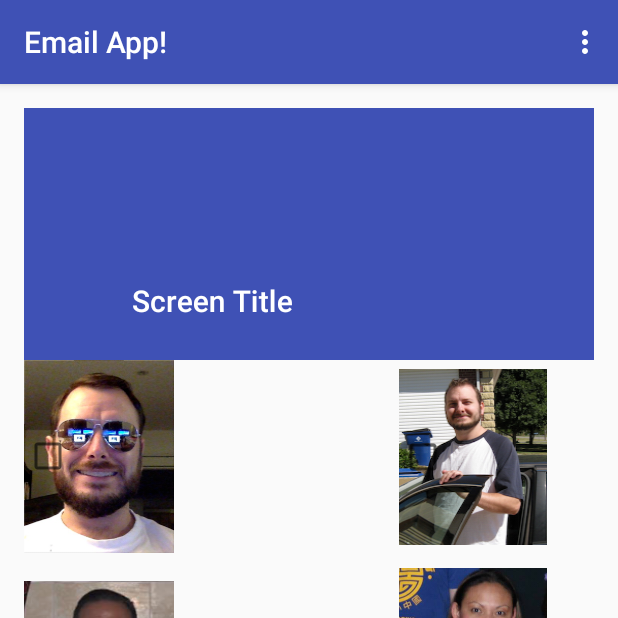
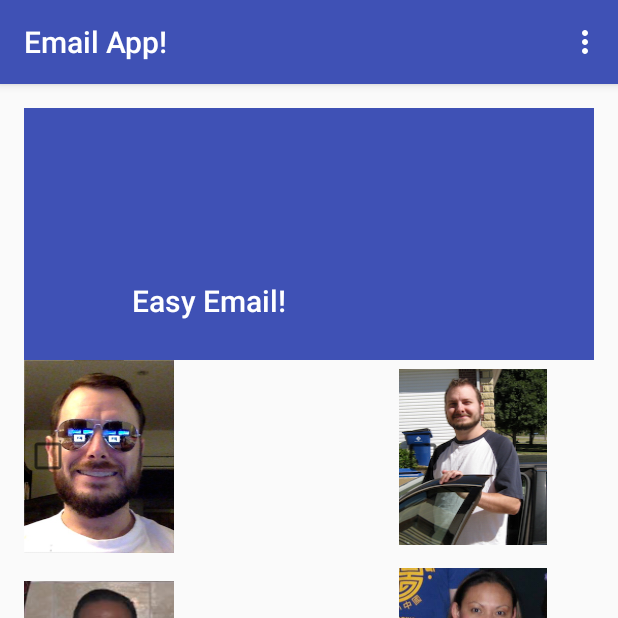
Before and after one commit to Troyaz12/Easy-Email, an Android app: the screen it shows after launch (MainActivity), on a phone screen of 412 x 824 dp, the top half of it. Run offline under Robolectric (Android 15) with nearby library versions, the phone set to English and light mode, and no system bars; pictures from the network do not load.

Commit message:
updated title updated the title of the toolbar

```diff
--- a/app/src/main/java/com/example/android/newemailappmom/MainActivity.java
+++ b/app/src/main/java/com/example/android/newemailappmom/MainActivity.java
@@ -34,7 +34,7 @@ public class MainActivity extends AppCompatActivity {
         super.onCreate(savedInstanceState);
         setContentView(R.layout.activity_main);
 
-        ((CollapsingToolbarLayout) findViewById(R.id.collapsing_toolbar_layout)).setTitle("Screen Title");
+        ((CollapsingToolbarLayout) findViewById(R.id.collapsing_toolbar_layout)).setTitle("Easy Email!");
         RecyclerView rv = (RecyclerView) findViewById(R.id.recyclerview);
         rv.setLayoutManager(new LinearLayoutManager(this));
         rv.setAdapter(new RecyclerView.Adapter<ViewHolder>() {
```
